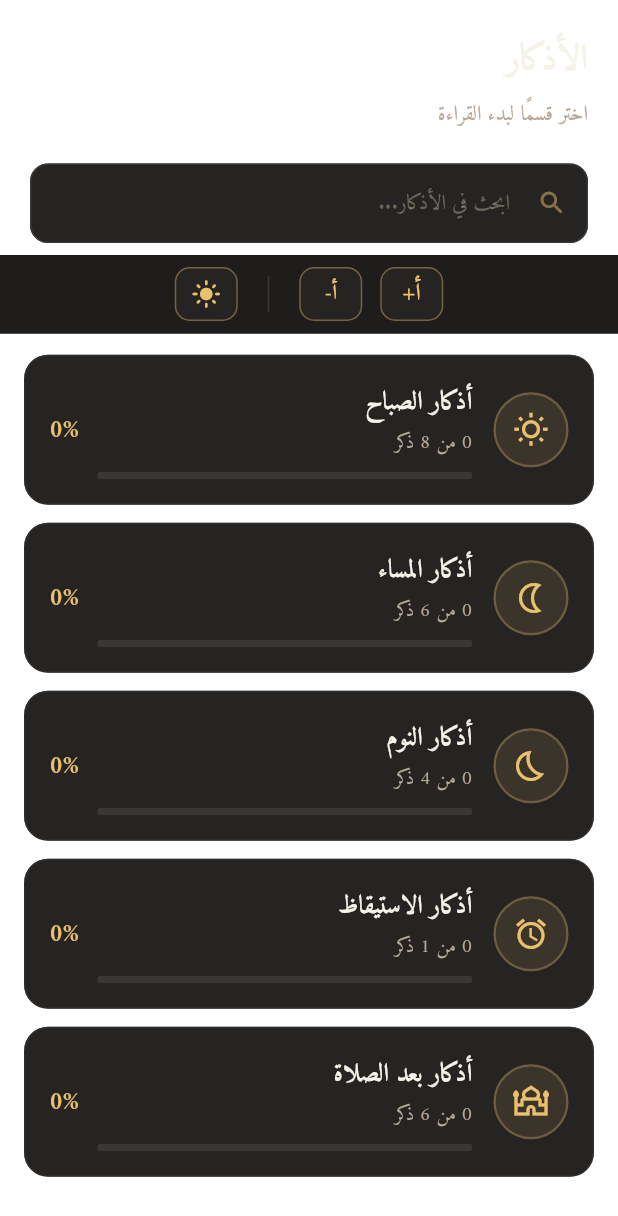
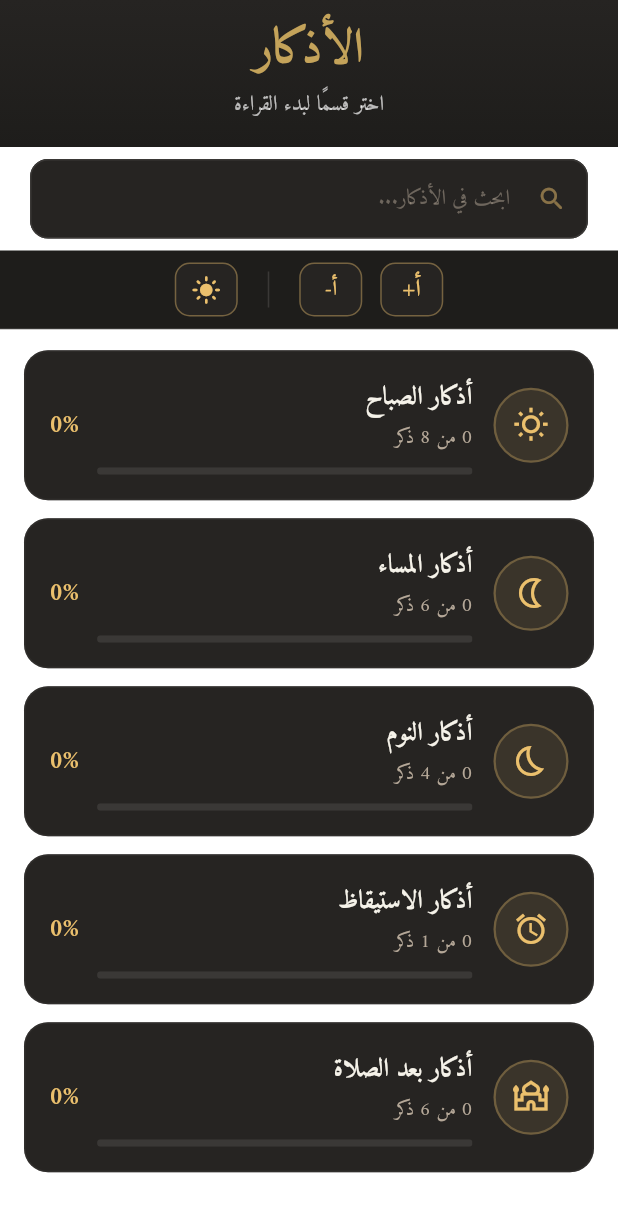
Before and after one commit to AlgeriaToGlobe/Adhkari-v2, a Flutter app: the AdhkarTabScreen screen opened directly, after a tap on the "dark mode" icon, on a phone screen of 412 x 824 dp. Shown: the top 1216 px of the screen. Run offline on Flutter 3.47's test engine with Material 3 defaults, Android fonts, the phone set to English and light mode, and no system bars; our stand-ins replace flutter_local_notifications, shared_preferences; accounts and stored records are empty.

Commit message:
Use logo on home header, consistent ArchHeader across all screens, brown app icon
1. Home screen: show logo image instead of text title, keep subtitle
2. Taqwim/Dua: title+subtitle only, no logo (already correct)
3. Adhkar tab + Free Dhikr: replace plain text headers with ArchHeader
   for consistent brown gradient styling across all screens
4. App icon: brown (#4A3728) background with drop shadow for depth

https://claude.ai/code/session_01HyxuaxMoaPj525R7d6us6E

```diff
--- a/lib/screens/adhkar_tab_screen.dart
+++ b/lib/screens/adhkar_tab_screen.dart
@@ -4,6 +4,7 @@ import '../providers/adhkar_provider.dart';
 import '../theme/app_colors.dart';
 import '../utils/page_transitions.dart';
 import '../widgets/accessibility_bar.dart';
+import '../widgets/arch_header.dart';
 import 'adhkar_list_screen.dart';
 
 /// The "الأذكار" tab – shows all adhkar categories as a scrollable list.
@@ -32,8 +33,7 @@ class _AdhkarTabScreenState extends State<AdhkarTabScreen> {
       textDirection: TextDirection.rtl,
       child: Scaffold(
         backgroundColor: Colors.transparent,
-        body: SafeArea(
-          child: Consumer<AdhkarProvider>(
+        body: Consumer<AdhkarProvider>(
             builder: (context, provider, _) {
               final allCategories = provider.categories;
               final categories = _searchQuery.isEmpty
@@ -47,35 +47,11 @@ class _AdhkarTabScreenState extends State<AdhkarTabScreen> {
               return Column(
                 crossAxisAlignment: CrossAxisAlignment.stretch,
                 children: [
-                  // ── Title ──
-                  Padding(
-                    padding: const EdgeInsets.fromLTRB(20, 20, 20, 4),
-                    child: Text(
-                      'الأذكار',
-                      textDirection: TextDirection.rtl,
-                      textAlign: TextAlign.right,
-                      style: TextStyle(
-                        fontFamily: 'Amiri',
-                        fontSize: 24,
-                        fontWeight: FontWeight.w700,
-                        color: AppColors.textP(context),
-                      ),
-                    ),
+                  // ── Header ──
+                  const ArchHeader(
+                    title: 'الأذكار',
+                    subtitle: 'اختر قسمًا لبدء القراءة',
                   ),
-                  Padding(
-                    padding: const EdgeInsets.symmetric(horizontal: 20),
-                    child: Text(
-                      'اختر قسمًا لبدء القراءة',
-                      textDirection: TextDirection.rtl,
-                      textAlign: TextAlign.right,
-                      style: TextStyle(
-                        fontFamily: 'Amiri',
-                        fontSize: 14,
-                        color: AppColors.textS(context),
-                      ),
-                    ),
-                  ),
-                  const SizedBox(height: 12),
 
                   // ── Search bar ──
                   Padding(
@@ -349,7 +325,6 @@ class _AdhkarTabScreenState extends State<AdhkarTabScreen> {
               );
             },
           ),
-        ),
       ),
     );
   }
--- a/lib/screens/free_dhikr_screen.dart
+++ b/lib/screens/free_dhikr_screen.dart
@@ -3,6 +3,7 @@ import 'package:provider/provider.dart';
 import '../providers/adhkar_provider.dart';
 import '../models/dhikr.dart';
 import '../theme/app_colors.dart';
+import '../widgets/arch_header.dart';
 
 class FreeDhikrScreen extends StatelessWidget {
   const FreeDhikrScreen({super.key});
@@ -214,40 +215,17 @@ class FreeDhikrScreen extends StatelessWidget {
       textDirection: TextDirection.rtl,
       child: Scaffold(
         backgroundColor: Colors.transparent,
-        body: SafeArea(
-          child: Consumer<AdhkarProvider>(
+        body: Consumer<AdhkarProvider>(
             builder: (context, provider, _) {
               final items = provider.freeDhikrItems;
 
               return Column(
                 crossAxisAlignment: CrossAxisAlignment.stretch,
                 children: [
-                  // ── Title section ──
-                  Padding(
-                    padding: const EdgeInsets.fromLTRB(16, 20, 16, 8),
-                    child: Column(
-                      crossAxisAlignment: CrossAxisAlignment.start,
-                      children: [
-                        Text(
-                          'الذكر الحر',
-                          style: TextStyle(
-                            fontFamily: 'Amiri',
-                            fontSize: 24,
-                            fontWeight: FontWeight.bold,
-                            color: AppColors.textP(context),
-                          ),
-                        ),
-                        const SizedBox(height: 4),
-                        Text(
-                          'أضف أذكارك الخاصة',
-                          style: TextStyle(
-                            fontFamily: 'Amiri',
-                            fontSize: 14,
-                            color: AppColors.textS(context),
-                          ),
-                        ),
-                      ],
-                    ),
+                  // ── Header ──
+                  const ArchHeader(
+                    title: 'الذكر الحر',
+                    subtitle: 'أضف أذكارك الخاصة',
                   ),
 
                   // ── Add button ──
@@ -308,7 +286,6 @@ class FreeDhikrScreen extends StatelessWidget {
               );
             },
           ),
-        ),
       ),
     );
   }
--- a/lib/screens/home_screen.dart
+++ b/lib/screens/home_screen.dart
@@ -91,7 +91,7 @@ class HomeScreen extends StatelessWidget {
                   children: [
                     // ── 1. Arch Header ──
                     const ArchHeader(
-                      title: 'أذكاري',
+                      showLogo: true,
                       subtitle: 'حصّن يومك بذكر الله',
                     ),
 
--- a/lib/widgets/arch_header.dart
+++ b/lib/widgets/arch_header.dart
@@ -1,17 +1,18 @@
 import 'package:flutter/material.dart';
 import '../theme/app_colors.dart';
 
-/// Islamic arch-shaped header painted with CustomPaint.
-/// Matches the reference: dark brown background with a gold-bordered arch
-/// containing the title, and a mosque silhouette placeholder inside.
+/// Brown gradient header used across all screens for consistent styling.
+/// When [showLogo] is true, displays the app logo instead of the title text.
 class ArchHeader extends StatelessWidget {
-  final String title;
+  final String? title;
   final String? subtitle;
+  final bool showLogo;
 
   const ArchHeader({
     super.key,
-    required this.title,
+    this.title,
     this.subtitle,
+    this.showLogo = false,
   });
 
   @override
@@ -26,9 +27,15 @@ class ArchHeader extends StatelessWidget {
         child: Column(
           children: [
             const SizedBox(height: 12),
-            // Title
+            if (showLogo) ...[
+              Image.asset(
+                'assets/images/logo_512.png',
+                width: 120,
+                height: 120,
+              ),
+            ] else if (title != null) ...[
               Text(
-              title,
+                title!,
                 textAlign: TextAlign.center,
                 style: const TextStyle(
                   fontFamily: 'Amiri',
@@ -38,6 +45,7 @@ class ArchHeader extends StatelessWidget {
                   height: 1.3,
                 ),
               ),
+            ],
             if (subtitle != null) ...[
               const SizedBox(height: 4),
               Text(
@@ -50,13 +58,6 @@ class ArchHeader extends StatelessWidget {
                 ),
               ),
             ],
-            const SizedBox(height: 12),
-            // App logo
-            Image.asset(
-              'assets/images/logo_512.png',
-              width: 100,
-              height: 100,
-            ),
             const SizedBox(height: 16),
           ],
         ),
```
Also changed, not shown: 5 other files. Lines whose indentation alone changed are shown as unchanged.
